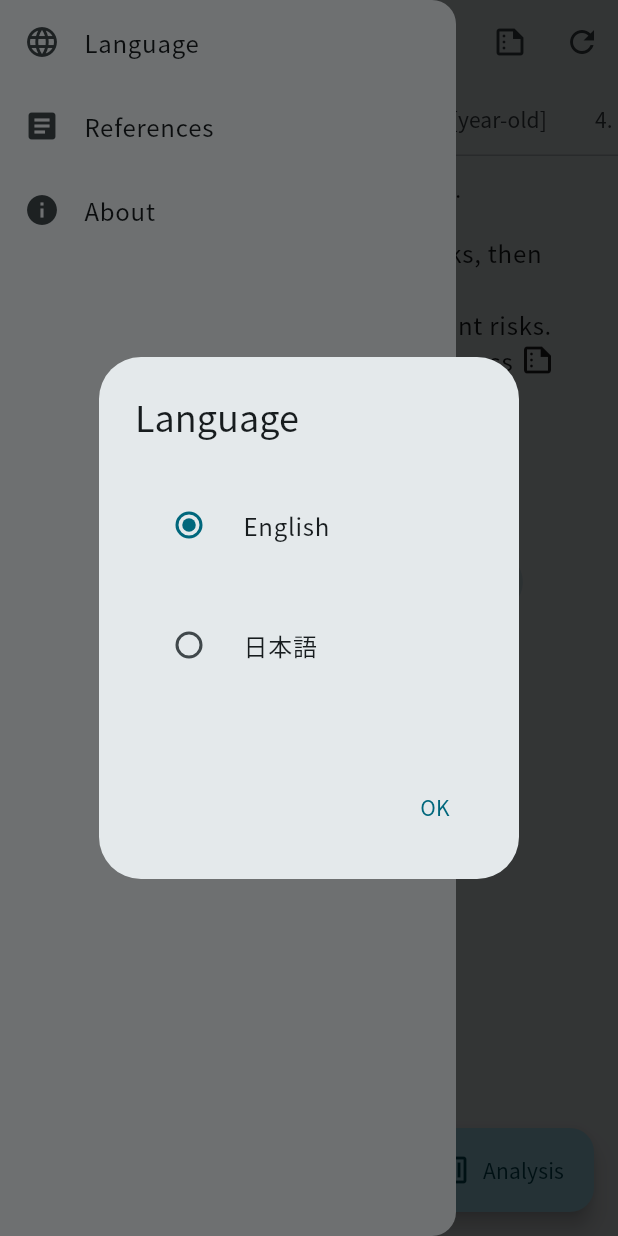
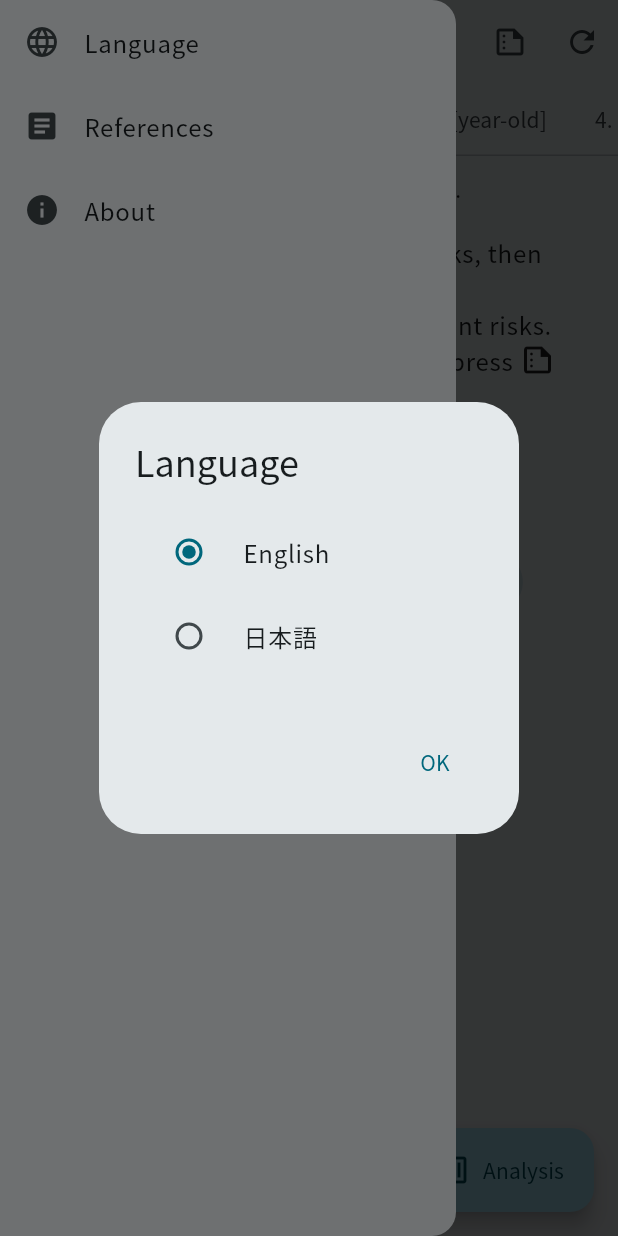
Before and after one commit to studiome/clti_risk, a Flutter app: the screen it shows after launch, in the side drawer, after a tap on "Language", on a phone screen of 412 x 824 dp. Run offline on Flutter 3.47's test engine with Material 2 defaults, Android fonts, the phone set to English and light mode, and no system bars; our stand-ins replace package_info_plus, shared_preferences; generated files the repository leaves out were written again.

Commit message:
fix layout

```diff
--- a/lib/widgets/question_form.dart
+++ b/lib/widgets/question_form.dart
@@ -272,12 +272,10 @@ class LocaleSwitch extends StatelessWidget {
   @override
   Widget build(BuildContext context) {
     return SizedBox(
-      height: 180.0,
+      height: 120.0,
       child: Column(
         children: [
-          Padding(
-            padding: const EdgeInsets.symmetric(vertical: 12.0),
-            child: RadioListTile(
+          RadioListTile(
             title: const Text('English'),
             value: const Locale('en'),
             groupValue: localeController.value,
@@ -287,10 +285,7 @@ class LocaleSwitch extends StatelessWidget {
               await _setLocaleToPrefs(v);
             },
           ),
-          ),
-          Padding(
-            padding: const EdgeInsets.symmetric(vertical: 12.0),
-            child: RadioListTile(
+          RadioListTile(
             title: const Text('日本語'),
             value: const Locale('ja'),
             groupValue: localeController.value,
@@ -299,7 +294,6 @@ class LocaleSwitch extends StatelessWidget {
               localeController.value = v;
               await _setLocaleToPrefs(v);
             },
-            ),
           ),
         ],
       ),
```
Lines whose indentation alone changed are shown as unchanged.
